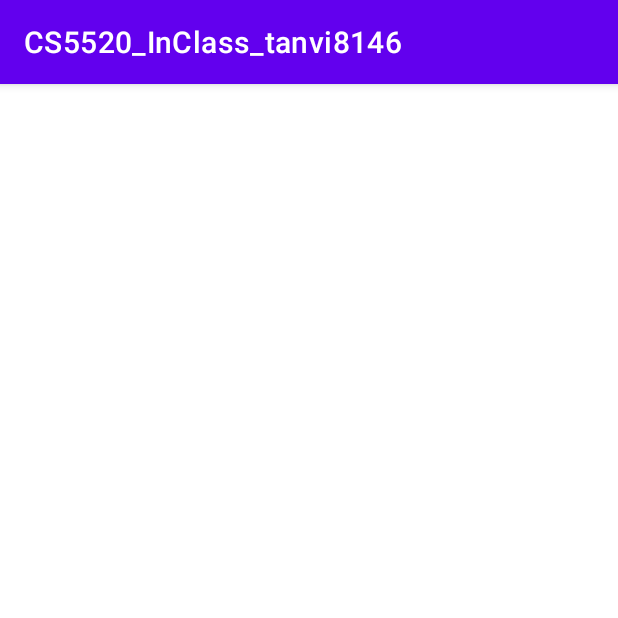
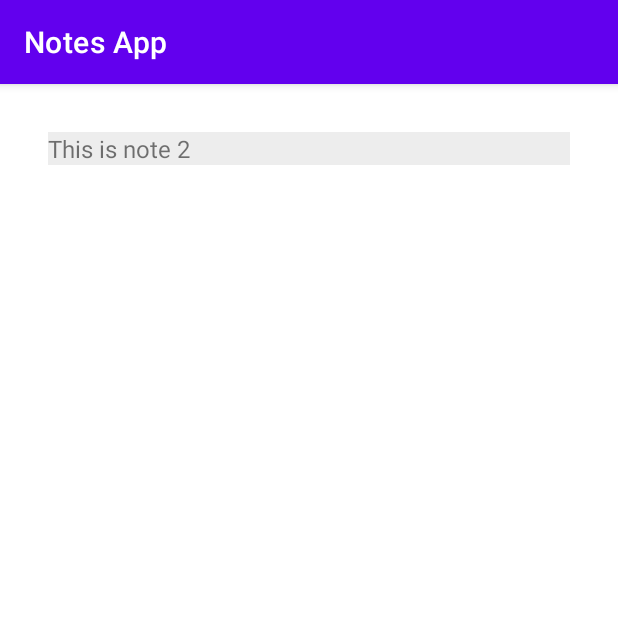
Before and after one commit to tanvimagdum/Android-Development, an Android app: the NotesActivity screen opened directly, with no data from a screen before it, after a tap on "This is note 2", on a phone screen of 412 x 824 dp, the top half of it. Run offline under Robolectric (Android 15) with nearby library versions, the phone set to English and light mode, and no system bars.

Commit message:
Committing notesDetails

```diff
--- a/app/src/main/java/com/example/cs5520_inclass_tanvi8146/NoteDetailActivity.java
+++ b/app/src/main/java/com/example/cs5520_inclass_tanvi8146/NoteDetailActivity.java
@@ -2,13 +2,27 @@ package com.example.cs5520_inclass_tanvi8146;
 
 import androidx.appcompat.app.AppCompatActivity;
 
+import android.content.Intent;
 import android.os.Bundle;
+import android.widget.TextView;
+
 
 public class NoteDetailActivity extends AppCompatActivity {
+
+    private TextView txtNotesDetail;
 
     @Override
     protected void onCreate(Bundle savedInstanceState) {
         super.onCreate(savedInstanceState);
         setContentView(R.layout.activity_note_detail);
+        setTitle("Notes App");
+
+        txtNotesDetail = findViewById(R.id.txtNotesDetail);
+
+        Intent intent = getIntent();
+        String note_key = intent.getStringExtra("note");
+
+        txtNotesDetail.setText(note_key);
+
     }
 }
--- a/app/src/main/java/com/example/cs5520_inclass_tanvi8146/NotesActivity.java
+++ b/app/src/main/java/com/example/cs5520_inclass_tanvi8146/NotesActivity.java
@@ -25,7 +25,35 @@ public class NotesActivity extends AppCompatActivity {
 
         mNotes = new ArrayList<>();
 
-        mNotes.add(new Note("tanvi", "This is note 1", "1", 0));
+        mNotes.add(new Note("tanvi", "This is note 1 " +
+                "\n" +
+                "\n" +
+                "Food —\n" +
+                "\n" +
+                "Lunch :\n" +
+                "1. Puri bhaji shrikhand\n" +
+                "2. Chhole Bhature\n" +
+                "3. Puranpoli\n" +
+                "4. Palak paneer, Naan/Kulcha/Lachha\n" +
+                "\n" +
+                "Dinner :\n" +
+                "1. Pav bhaji\n" +
+                "2. Varan bhat\n" +
+                "3. Dosa chutney\n" +
+                "4. Misal\n" +
+                "5. Noodles/Schezwan rice, Manchurian\n" +
+                "6. Batata Vada\n" +
+                "\n" +
+                "Snacks :\n" +
+                "1. Samosa\n" +
+                "2. Kanda, Batata bhaji\n" +
+                "\n" +
+                "Places —\n" +
+                "1. Lake Raleigh\n" +
+                "2. Walnut Creek Trail\n" +
+                "3. Patel Bros\n" +
+                "4. Deja Vu Thrift Store\n" +
+                "5. NCSU area\n ", "1", 0));
         mNotes.add(new Note("tanvi", "This is note 2", "2", 0));
         mNotes.add(new Note("tanvi", "This is note 3", "3", 0));
         mNotes.add(new Note("tanvi", "This is note 4", "4", 0));
--- a/app/src/main/res/layout/activity_note_detail.xml
+++ b/app/src/main/res/layout/activity_note_detail.xml
@@ -6,4 +6,16 @@
     android:layout_height="match_parent"
     tools:context=".NoteDetailActivity">
 
+    <TextView
+        android:id="@+id/txtNotesDetail"
+        android:layout_width="0dp"
+        android:layout_height="wrap_content"
+        android:layout_marginStart="32dp"
+        android:layout_marginTop="32dp"
+        android:layout_marginEnd="32dp"
+        android:background="#EDEDED"
+        android:textSize="16sp"
+        app:layout_constraintEnd_toEndOf="parent"
+        app:layout_constraintStart_toStartOf="parent"
+        app:layout_constraintTop_toTopOf="parent" />
 </androidx.constraintlayout.widget.ConstraintLayout>
```
